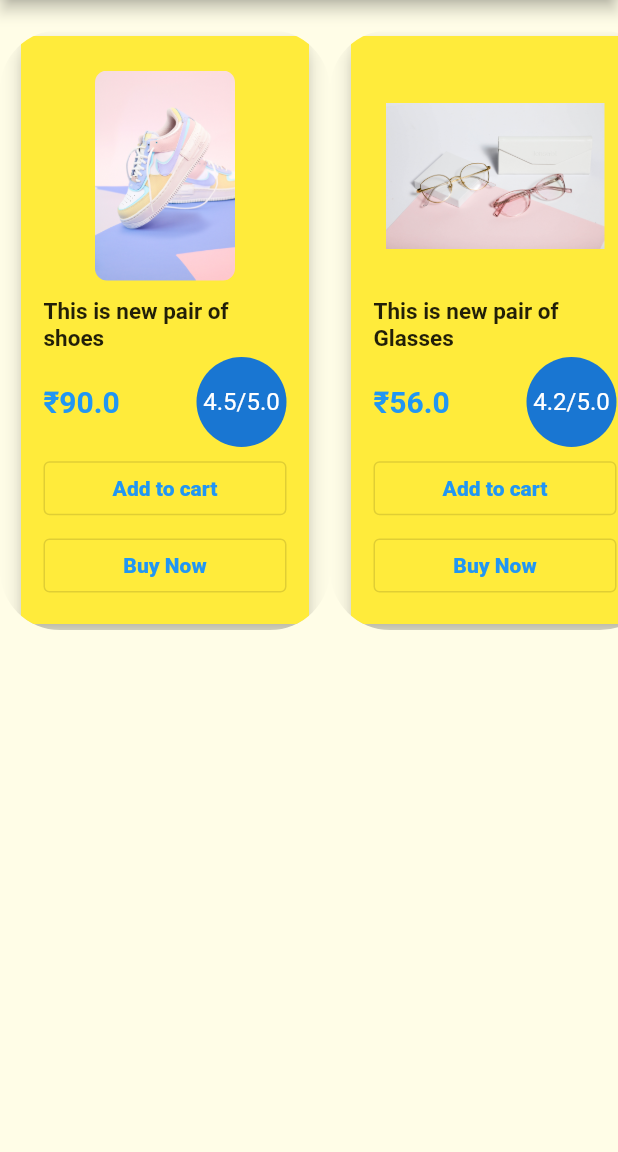
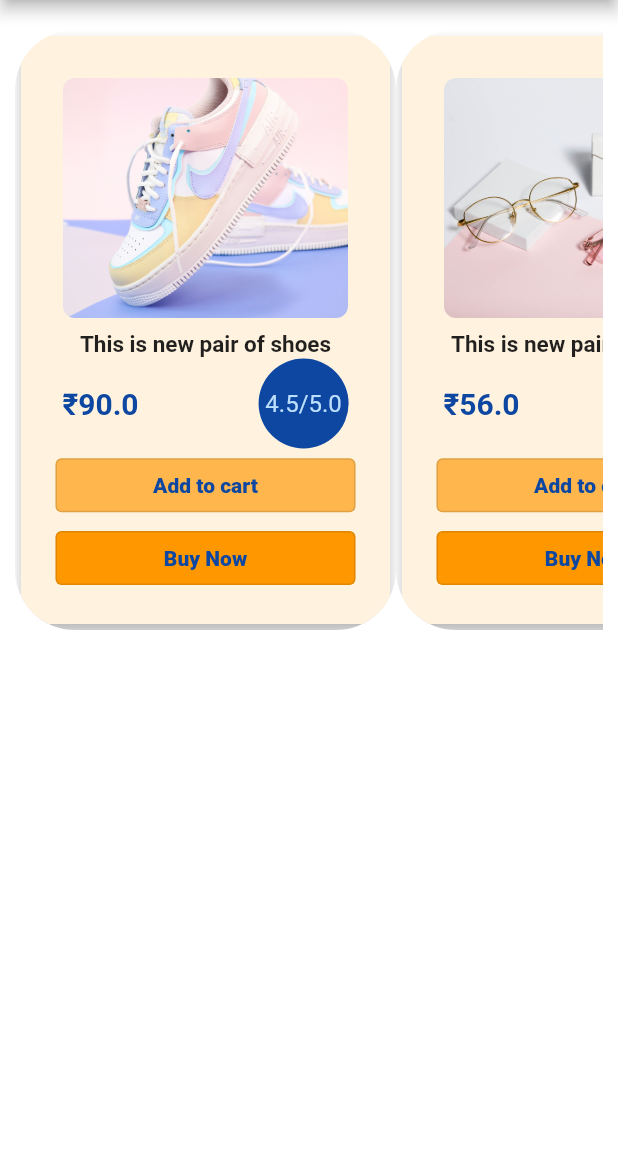
Before and after one commit to SharkFishDeveloper/ShahShopApp, a Flutter app: the screen it shows after launch, on a phone screen of 412 x 824 dp, the part 84-1236 px from its top. Run offline on Flutter 3.47's test engine with Material 2 defaults, Android fonts, the phone set to English and light mode, and no system bars.

Commit message:
Changed the look of cards and background color

```diff
--- a/lib/screens/buynow_screen.dart
+++ b/lib/screens/buynow_screen.dart
@@ -26,13 +26,8 @@ class BuyNow extends StatelessWidget {
           ElevatedButton(
               onPressed: (){},
               child: Text("Place Order"),
-            style: ElevatedButton.styleFrom(
-              backgroundColor: Colors.green[800],
-              minimumSize: Size(200,40)
-            )
           )
         ],
       ),
     );
-  }
-}
+  }}
--- a/lib/screens/firstScreen.dart
+++ b/lib/screens/firstScreen.dart
@@ -4,14 +4,32 @@ import '../models/item_desc.dart';
 
 class FirstScreen extends StatelessWidget {
   List<ItemDesc> list_Of_ItemObj = [
-    ItemDesc(Image.asset('assets/images/shoes-flutter.jpg', height: 140),
-        "This is new pair of shoes", 90.00, "4.5"),
-    ItemDesc(Image.asset('assets/images/glasses.flutter.jpg', height: 140),
-        "This is new pair of Glasses", 56.00, "4.2"),
+    ItemDesc(
+        Image.asset(
+          'assets/images/shoes-flutter.jpg',
+          height: 160,
+          width: 190,
+          fit: BoxFit.cover,
+        ),
+        "This is new pair of shoes",
+        90.00,
+        "4.5"),
+    ItemDesc(
+        Image.asset(
+          'assets/images/glasses.flutter.jpg',
+          height: 160,
+          width: 190,
+          fit: BoxFit.cover,
+        ),
+        "This is new pair of Glasses",
+        56.00,
+        "4.2"),
     ItemDesc(
         Image.asset(
           'assets/images/socks.flutter.jpg',
-          height: 140,
+          height: 160,
+          width: 190,
+          fit: BoxFit.cover,
         ),
         "This is new pair of socks",
         78.00,
@@ -21,7 +39,7 @@ class FirstScreen extends StatelessWidget {
   @override
   Widget build(BuildContext context) {
     return Scaffold(
-      backgroundColor: Colors.yellow[50],
+      backgroundColor: Colors.white,
       appBar: AppBar(
         backgroundColor: Colors.orange,
         actions: [
@@ -29,7 +47,9 @@ class FirstScreen extends StatelessWidget {
         ],
         title: Text("Shah App"),
       ),
-      body: Container(
+      body: Padding(
+        padding: const EdgeInsets.only(left: 10.0, right: 10),
+        child: Container(
             margin: EdgeInsets.only(top: 20),
             height: 400,
             child: ListView.builder(
@@ -38,6 +58,7 @@ class FirstScreen extends StatelessWidget {
                 itemBuilder: (context, index) {
                   return IndivisualItem(list_Of_ItemObj, index);
                 })),
+      ),
     );
   }
 }
--- a/lib/widgets/indivisual_card.dart
+++ b/lib/widgets/indivisual_card.dart
@@ -22,15 +22,12 @@ class IndivisualItem extends StatelessWidget {
   Widget build(BuildContext context) {
     return ClipRRect(
       borderRadius: BorderRadius.circular(40),
-      child: Container(
-        // indivisual item buidlding
-        margin: EdgeInsets.only(left: 10, right: 10),
-        width: 200,
       child: Card(
+        //margin: EdgeInsets.symmetric(horizontal: 20),
         elevation: 6,
-          color: Colors.yellow,
+        color: Colors.orange[50],
         child: Padding(
-            padding: const EdgeInsets.all(15.0),
+          padding: const EdgeInsets.all(20.0),
           child: Column(
             mainAxisAlignment: MainAxisAlignment.spaceBetween,
             children: [
@@ -46,14 +43,15 @@ class IndivisualItem extends StatelessWidget {
                 style: TextStyle(fontSize: 15, fontWeight: FontWeight.bold),
               ),
               Row(
-                  mainAxisAlignment: MainAxisAlignment.spaceBetween,
                 children: [
                   Text(
                     "\u{20B9}${list_Of_ItemObj[index].price.toString()}",
                     style:
-                          TextStyle(fontSize: 20, fontWeight: FontWeight.bold,color: Colors.blue),
+                        TextStyle(fontSize: 20, fontWeight: FontWeight.bold,color: Colors.blue[900]),
                   ),
+                  SizedBox(width: 80),
                   CircleAvatar(
+                      backgroundColor: Colors.blue[900],
                       radius: 30,
                       child: Text("${list_Of_ItemObj[index].rating}/5.0")),
                 ],
@@ -61,15 +59,21 @@ class IndivisualItem extends StatelessWidget {
               Container(
                 width: 200,
                 child: OutlinedButton(
+                  style: OutlinedButton.styleFrom(
+                    backgroundColor: Colors.orange[300]
+                  ),
                     onPressed: () => startSheet(context),
                     child: Text(
                       "Add to cart",
-                        style: TextStyle(fontWeight: FontWeight.w900),
+                      style: TextStyle(fontWeight: FontWeight.w900,color: Colors.blue[900]),
                     )),
               ),
               Container(
                 width: 200,
                 child: OutlinedButton(
+                  style: OutlinedButton.styleFrom(
+                    backgroundColor: Colors.orange
+                  ),
                     onPressed: () {
                       Navigator.push(
                           context,
@@ -78,14 +82,13 @@ class IndivisualItem extends StatelessWidget {
                                   BuyNow(list_Of_ItemObj[index])));
                     },
                     child: Text("Buy Now",
-                          style: TextStyle(fontWeight: FontWeight.w900))),
+                        style: TextStyle(fontWeight: FontWeight.w900,color:Colors.blue[900]))),
               )
             ],
           ),
         ),
       ),
-      ),
-    );
+    )
     ;
   }
 }
--- a/pubspec.yaml
+++ b/pubspec.yaml
@@ -20,7 +20,7 @@ publish_to: 'none' # Remove this line if you wish to publish to pub.dev
 version: 1.0.0+1
 
 environment:
-  sdk: '>=2.18.2 <3.0.0'
+  sdk: '>=2.17.5 <3.0.0'
 
 # Dependencies specify other packages that your package needs in order to work.
 # To automatically upgrade your package dependencies to the latest versions
```
Also changed, not shown: pubspec.lock, 1 other file. Lines whose indentation alone changed are shown as unchanged.
